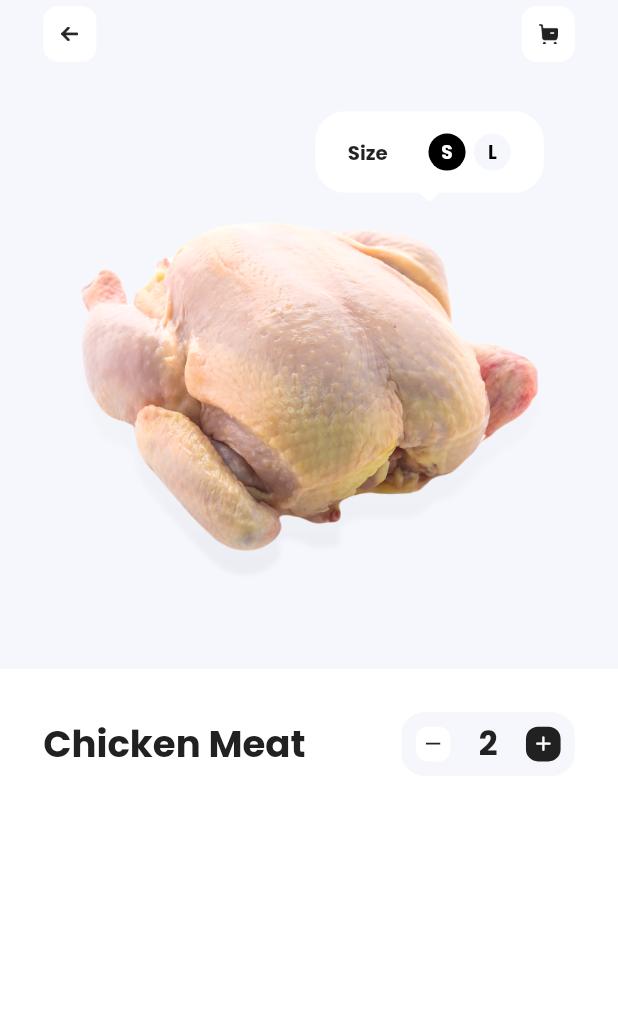
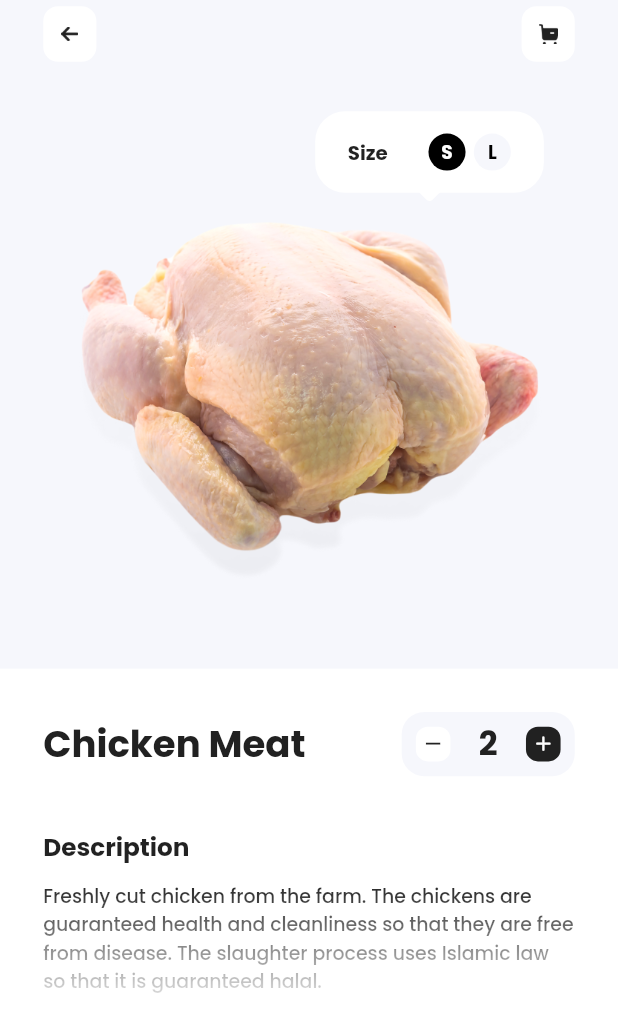
Before and after one commit to araujo-alef/dine_market_app_flutter, a Flutter app: the ProductDetailsPage screen opened by its route, on a phone screen of 412 x 824 dp. Shown: the top 1032 px of the screen. Run offline on Flutter 3.47's test engine with Material 2 defaults, Android fonts, the phone set to English and light mode, and no system bars; our stand-ins replace carousel_slider, get, google_fonts, smooth_page_indicator.

Commit message:
added product description on product details page

```diff
--- a/lib/app/ui/android/product_details/product_details_page.dart
+++ b/lib/app/ui/android/product_details/product_details_page.dart
@@ -50,7 +50,7 @@ class ProductDetailsPage extends StatelessWidget {
                         icon: Container(
                           child: Padding(
                             padding: EdgeInsets.all(height * 0.4),
-                            child: Image(image: AssetImage('assets/images/shopping_cart_icon.png'),
+                            child: Image(image: AssetImage('assets/images/shopping_cart_icon_dark.png'),
                         ),
                           )),
                         onPressed: () => Navigator.of(context).pop(),
@@ -143,6 +143,50 @@ class ProductDetailsPage extends StatelessWidget {
                                   ]
                                 ),
                               )
+                            ],
+                          ),
+                        ),
+                        Container(
+                          padding: EdgeInsets.only(bottom: height * 1.2),
+                          width: width * 100,
+                          child: Text(
+                            'Description',
+                            style: GoogleFonts.poppins(
+                              fontSize: height * 2,
+                              fontWeight: FontWeight.bold
+                            ),
+                          ),
+                        ),
+                        Container(
+                          padding: EdgeInsets.only(bottom: height * 2.5),
+                          height: height * 13.5,
+                          child: Stack(
+                            children: [
+                              Container(
+                                height: height * 13,
+                                child: SingleChildScrollView(
+                                  child: Text(
+                                    'Freshly cut chicken from the farm. The chickens are guaranteed health and cleanliness so that they are free from disease. The slaughter process uses Islamic law so that it is guaranteed halal.',
+                                    style: GoogleFonts.poppins(
+                                      fontSize: height * 1.53,
+                                      fontWeight: FontWeight.w500,
+                                    ),
+                                  ),
+                                ),
+                              ),
+                              Container(
+                                decoration: BoxDecoration(
+                                  gradient: LinearGradient(
+                                    begin: Alignment.topCenter,
+                                    end: Alignment.bottomCenter,
+                                    colors: [
+                                      Color(0X00FFFFFF),
+                                      Color(0XFFFFFFFF),
+                                    ]
+                                  )
+                                ),
+                                height: height * 13,
+                              ),
                             ],
                           ),
                         ),
```
Also changed, not shown: assets/images/shopping_cart_icon_dark.png (renamed from assets/images/shopping_cart_icon.png), assets/images/shopping_cart_icon_ligth.png (added).
